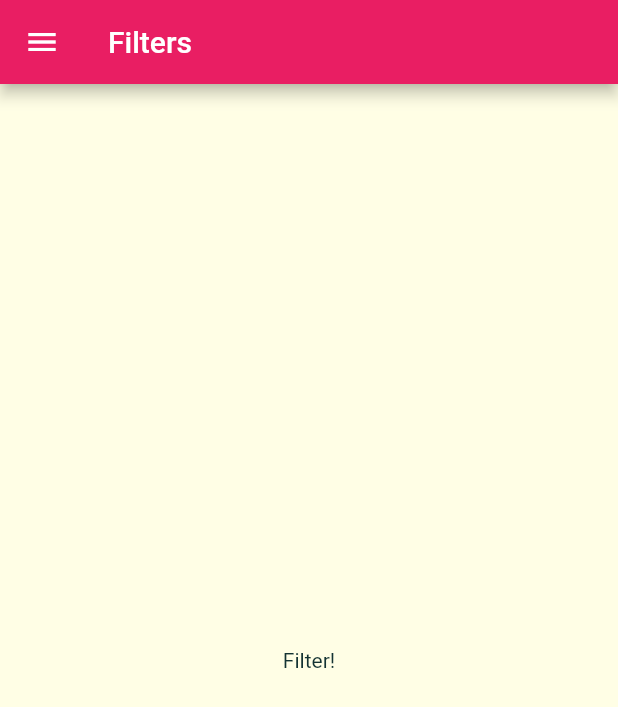
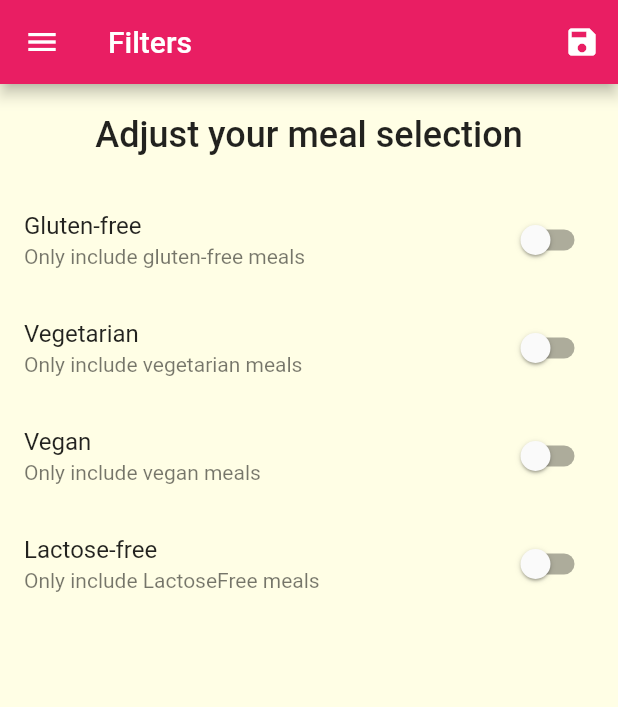
Before and after one commit to uyit14/flutter_food, a Flutter app: the FiltersScreen screen opened by its route, on a phone screen of 412 x 824 dp. Shown: the top 707 px of the screen. Run offline on Flutter 3.47's test engine with Material 2 defaults, Android fonts, the phone set to English and light mode, and no system bars.

Commit message:
complete project

```diff
--- a/lib/main.dart
+++ b/lib/main.dart
@@ -1,14 +1,51 @@
 import 'package:flutter/material.dart';
+import './dummy_data.dart';
+import './model/meal.dart';
 import './screens/filtres_screen.dart';
-import './screens/tabs_screen.dart';
 import './screens/bottom_tabs_screen.dart';
 import './screens/meal_detail_screen.dart';
 import './screens/category_meals_screen.dart';
-import 'screens/categories_screen.dart';
 
 void main() => runApp(MyApp());
 
-class MyApp extends StatelessWidget {
+class MyApp extends StatefulWidget {
+  @override
+  _MyAppState createState() => _MyAppState();
+}
+
+class _MyAppState extends State<MyApp> {
+
+  Map<String, bool> _filters = {
+    'gluten' : false,
+    'lactose' : false,
+    'vegan' : false,
+    'vegantarian' : false
+  };
+
+  List<Meal> _availableMeals = DUMMY_MEALS;
+
+  void _setFilter(Map<String, bool> filterData){
+    setState(() {
+      _filters = filterData;
+
+      _availableMeals = DUMMY_MEALS.where((meal){
+        if(_filters['gluten'] && !meal.isGlutenFree){
+          return false;
+        }
+        if(_filters['lactose'] && !meal.isLactoseFree){
+          return false;
+        }
+        if(_filters['vegan'] && !meal.isVegan){
+          return false;
+        }
+        if(_filters['vegantarian'] && !meal.isVegetarian){
+          return false;
+        }
+        return true;
+      }).toList();
+    });
+  }
+
   @override
   Widget build(BuildContext context) {
     return MaterialApp(
@@ -32,9 +69,9 @@ class MyApp extends StatelessWidget {
       initialRoute: '/', //default is '/'
       routes: {
         '/' : (ctx) => BottomTabsScreen(),
-        CategoryMealsScreen.routeName : (ctx) => CategoryMealsScreen(),
+        CategoryMealsScreen.routeName : (ctx) => CategoryMealsScreen(_availableMeals),
         MealDetailScreen.routeName: (ctx) => MealDetailScreen(),
-        FiltersScreen.routeName: (ctx) => FiltersScreen()
+        FiltersScreen.routeName: (ctx) => FiltersScreen(_filters, _setFilter)
       },
     );
   }
--- a/lib/screens/filtres_screen.dart
+++ b/lib/screens/filtres_screen.dart
@@ -1,15 +1,106 @@
 import 'package:flutter/material.dart';
 import '../widgets/main_drawer.dart';
 
-class FiltersScreen extends StatelessWidget {
+class FiltersScreen extends StatefulWidget {
   static const routeName = '/filters';
+
+  final Function saveFilter;
+  final Map<String, bool> currentFilters;
+
+
+  FiltersScreen(this.currentFilters, this.saveFilter,);
+
+  @override
+  _FiltersScreenState createState() => _FiltersScreenState();
+}
+
+class _FiltersScreenState extends State<FiltersScreen> {
+  var _glutenFree = false;
+  var _vegetarian = false;
+  var _vegan = false;
+  var _lactoseFree = false;
+
+  Widget _buildSwitchListTitle(String title, String description,
+      bool currentValue, Function updateValue) {
+    return SwitchListTile(
+        title: Text(title),
+        value: currentValue,
+        subtitle: Text(description),
+        onChanged: updateValue);
+  }
+
+  @override
+  void initState() {
+    _glutenFree = widget.currentFilters['gluten'];
+    _vegetarian = widget.currentFilters['vegantarian'];
+    _vegan = widget.currentFilters['vegan'];
+    _lactoseFree = widget.currentFilters['lactose'];
+    super.initState();
+  }
+
   @override
   Widget build(BuildContext context) {
     return Scaffold(
-      appBar: AppBar(title: Text('Filters'),),
+      appBar: AppBar(
+        title: Text('Filters'),
+        actions: <Widget>[
+          IconButton(
+            icon: Icon(Icons.save),
+            onPressed: (){
+              final selectedFilters = {
+                'gluten' : _glutenFree,
+                'lactose' : _lactoseFree,
+                'vegan' : _vegan,
+                'vegantarian' : _vegetarian
+              };
+              widget.saveFilter(selectedFilters);
+            },
+          )
+        ],
+      ),
       drawer: MainDrawer(),
-      body: Center(
-        child: Text('Filter!'),
+      body: Column(
+        children: <Widget>[
+          Container(
+            padding: EdgeInsets.all(20),
+            child: Text(
+              'Adjust your meal selection',
+              style: Theme.of(context).textTheme.title,
+            ),
+          ),
+          Expanded(
+            child: ListView(
+              children: <Widget>[
+                _buildSwitchListTitle('Gluten-free',
+                    "Only include gluten-free meals", _glutenFree, (newValue) {
+                  setState(() {
+                    _glutenFree = newValue;
+                  });
+                }),
+                _buildSwitchListTitle('Vegetarian',
+                    "Only include vegetarian meals", _vegetarian, (newValue) {
+                      setState(() {
+                        _vegetarian = newValue;
+                      });
+                    }),
+                _buildSwitchListTitle('Vegan',
+                    "Only include vegan meals", _vegan, (newValue) {
+                      setState(() {
+                        _vegan = newValue;
+                      });
+                    }),
+                _buildSwitchListTitle('Lactose-free',
+                    "Only include LactoseFree meals", _lactoseFree, (newValue) {
+                      setState(() {
+                        _lactoseFree = newValue;
+                      });
+                    }),
+              ],
+            ),
+
+
+          )
+        ],
       ),
     );
   }
--- a/lib/screens/meal_detail_screen.dart
+++ b/lib/screens/meal_detail_screen.dart
@@ -81,6 +81,12 @@ class MealDetailScreen extends StatelessWidget {
           ],
         ),
       ),
+      floatingActionButton: FloatingActionButton(
+        child: Icon(Icons.delete),
+        onPressed: (){
+          Navigator.of(context).pop(mealId);
+        },
+      ),
     );
   }
 }
```
Also changed, not shown: lib/screens/category_meals_screen.dart (+54 -20 lines), lib/widgets/meal_item.dart (+26 -10 lines).
